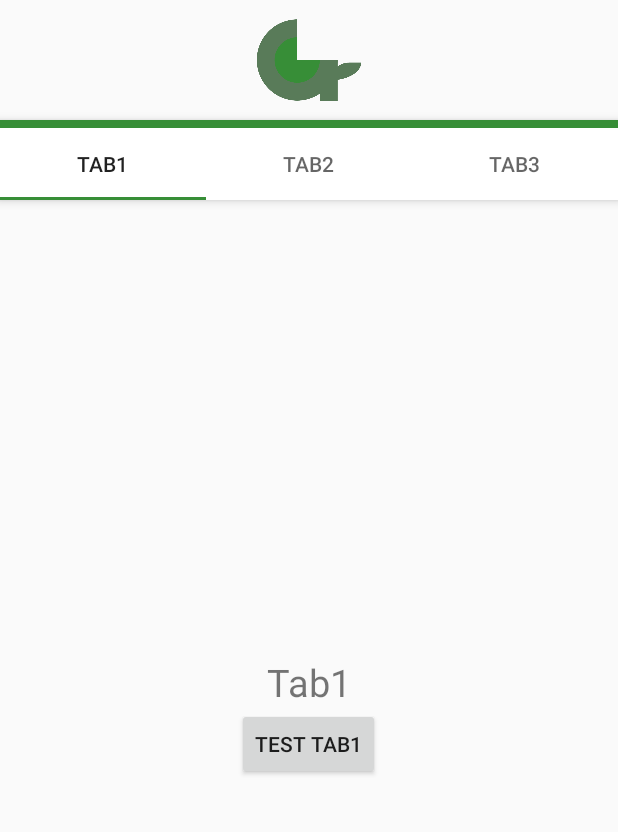
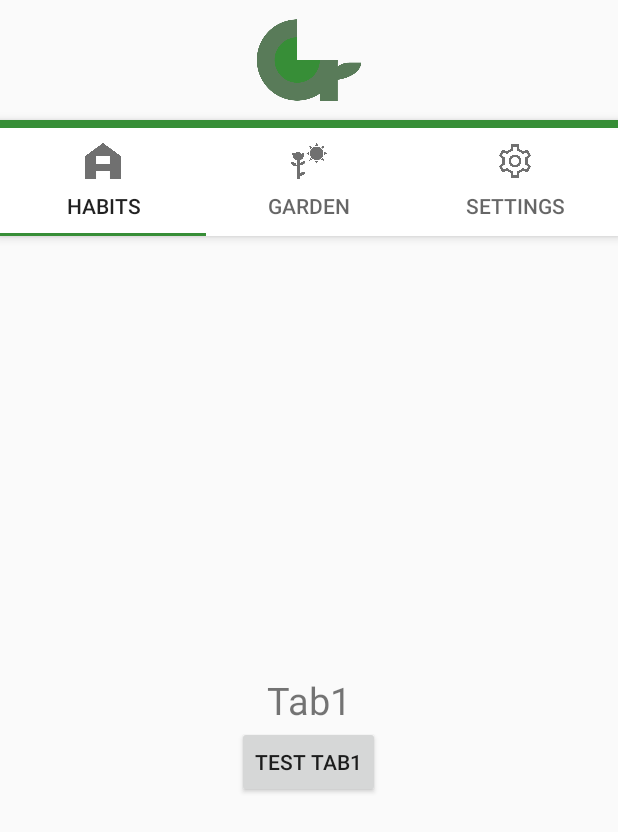
Before and after one commit to andy-cameron/GrowMe-android, an Android app: the screen it shows after launch (MainActivity), on a phone screen of 412 x 824 dp. Shown: the top 832 px of the screen. Run offline under Robolectric (Android 15) with nearby library versions, the phone set to English and light mode, and no system bars.

Commit message:
Added other icons to update tabs

```diff
--- a/GrowMe/app/src/main/java/com/andrewcameron/growme/MainActivity.java
+++ b/GrowMe/app/src/main/java/com/andrewcameron/growme/MainActivity.java
@@ -16,6 +16,8 @@ public class MainActivity extends AppCompatActivity {
 
     private ViewPager mViewPager;
 
+    private TabLayout tabLayout;
+
     @Override
     protected void onCreate(Bundle savedInstanceState) {
         super.onCreate(savedInstanceState);
@@ -27,15 +29,22 @@ public class MainActivity extends AppCompatActivity {
         mViewPager = (ViewPager) findViewById(R.id.container);
         setupViewPager(mViewPager);
 
-        TabLayout tabLayout = (TabLayout) findViewById(R.id.tabs);
+        tabLayout = (TabLayout) findViewById(R.id.tabs);
         tabLayout.setupWithViewPager(mViewPager);
+        setupTabIcons();
+    }
+
+    private void setupTabIcons() {
+        tabLayout.getTabAt(0).setIcon(R.drawable.habits_logo);
+        tabLayout.getTabAt(1).setIcon(R.drawable.garden_logo);
+        tabLayout.getTabAt(2).setIcon(R.drawable.settings_cog);
     }
 
     private void setupViewPager(ViewPager viewPager) {
         SectionsPageAdapter adapter = new SectionsPageAdapter(getSupportFragmentManager());
-        adapter.addFragment(new Tab1Fragment(), "TAB1");
-        adapter.addFragment(new Tab2Fragment(), "TAB2");
-        adapter.addFragment(new Tab3Fragment(), "TAB3");
+        adapter.addFragment(new Tab1Fragment(), "HABITS");
+        adapter.addFragment(new Tab2Fragment(), "GARDEN");
+        adapter.addFragment(new Tab3Fragment(), "SETTINGS");
         viewPager.setAdapter(adapter);
     }
 }
```
Also changed, not shown: GrowMe/app/src/main/res/drawable/garden_logo.png (added), GrowMe/app/src/main/res/drawable/habits_logo.png (added), GrowMe/app/src/main/res/drawable/settings_cog.png (added).
